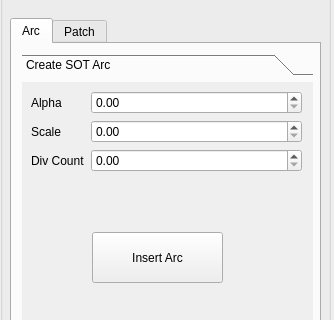
Above: Labor/GUI/SideWidget.ui from Moenish/II_II-CAGD before the change; both pictures show x 0 to 334 and y 352 to 672 of the 334 by 1086 pixel window. Below: the same form after it.
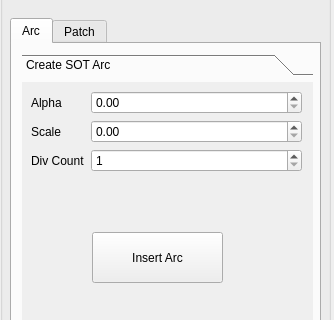
That is the form after the change. The open tabs and pages were chosen to show the change.

```diff
--- a/Labor/GUI/SideWidget.ui
+++ b/Labor/GUI/SideWidget.ui
@@ -387,9 +387,6 @@
            </property>
           </widget>
          </item>
-         <item row="2" column="1">
-          <widget class="QDoubleSpinBox" name="arcInsertDSpinBox_DivCount"/>
-         </item>
          <item row="2" column="0">
           <widget class="QLabel" name="arcInsertLabel_DivCount">
            <property name="text">
@@ -397,6 +394,13 @@
            </property>
           </widget>
          </item>
+         <item row="2" column="1">
+          <widget class="QSpinBox" name="arcInsertISpinBox_DivCount">
+           <property name="minimum">
+            <number>1</number>
+           </property>
+          </widget>
+         </item>
         </layout>
        </widget>
       </widget>
```
Left out of the diff: 16 changed lines with no effect on the pictures.
